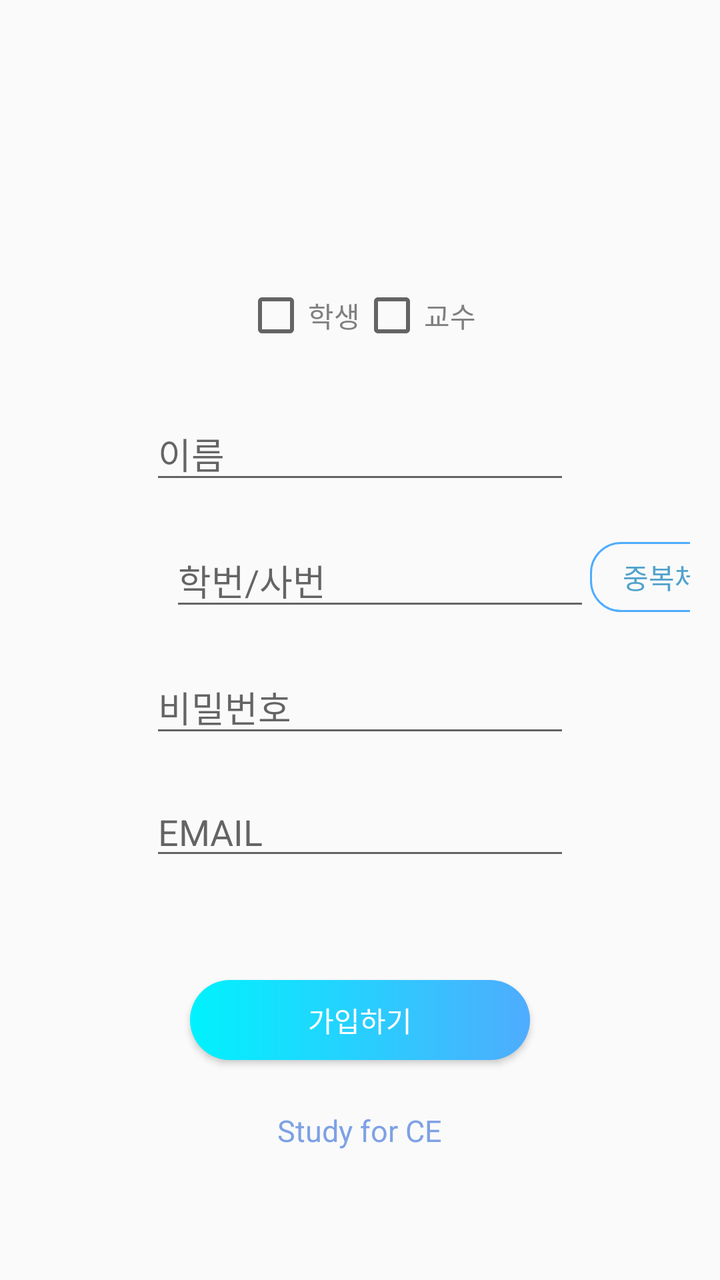
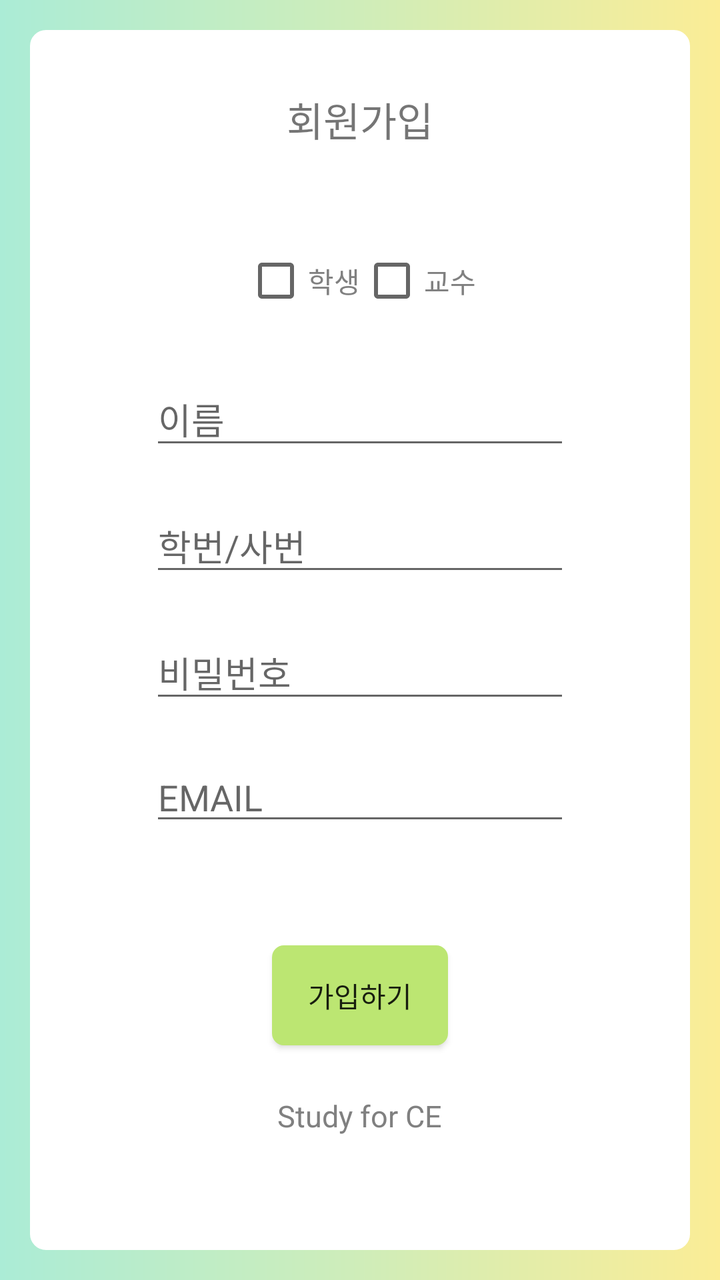

Two renders of the same Android screen: before a commit and after it. Below are the layout's source before the change and the commit's diff.
<!-- AndroidManifest.xml: application theme Theme.AppCompat.Light.DarkActionBar -->
<!-- res/layout/activity_sign.xml -->
<?xml version="1.0" encoding="utf-8"?>
<LinearLayout xmlns:android="http://schemas.android.com/apk/res/android"
    android:layout_width="match_parent"
    android:layout_height="match_parent"
    xmlns:tools="http://schemas.android.com/tools"
    android:layout_gravity="center"
    android:orientation="vertical"
    android:padding="15dp"
    tools:context=".Sign">

    <TextView
        android:layout_gravity="center"
        android:layout_width="wrap_content"
        android:layout_height="wrap_content"
        android:textSize="35sp"
        android:padding="10dp"
        android:layout_marginTop="20dp"
        android:layout_marginBottom="40dp"
        />


<LinearLayout
    android:layout_width="wrap_content"
    android:layout_height="wrap_content"
    android:layout_gravity="center"
    android:layout_marginBottom="30dp">
    <CheckBox
        android:id="@+id/chstu"
        android:textColor="#808080"
        android:layout_width="wrap_content"
        android:layout_height="wrap_content"
        android:text="학생"
        />
    <CheckBox
        android:id="@+id/chpro"
        android:textColor="#808080"
        android:layout_width="wrap_content"
        android:layout_height="wrap_content"
        android:text="교수"
        />
</LinearLayout>
    <EditText
        android:id="@+id/si_n"
        android:layout_width="wrap_content"
        android:layout_height="wrap_content"
        android:layout_gravity="center"
        android:layout_marginBottom="10dp"
        android:ems="10"
        android:hint="이름"
        android:inputType="textPersonName" /> //android:textcolor="#52a3cc"

    <LinearLayout
        android:layout_width="wrap_content"
        android:layout_height="wrap_content"
        android:layout_gravity="center"
        android:layout_marginLeft="40dp"
        android:layout_marginBottom="10dp"
        android:padding="10dp">

        <EditText
            android:id="@+id/si_id"
            android:layout_width="wrap_content"
            android:layout_height="wrap_content"
            android:layout_gravity="center"
            android:ems="10"
            android:hint="학번/사번"
            android:inputType="textPersonName" />

        <Button
            android:id="@+id/btn1_idc"
            android:layout_width="85dp"
            android:layout_height="35dp"
            android:layout_gravity="center"
            android:background="@drawable/btnbl"
            android:text="중복체크"
            android:textColor="#52a3cc" />
    </LinearLayout>

    <EditText
        android:layout_gravity="center"
        android:id="@+id/si_pw"
        android:layout_width="wrap_content"
        android:layout_height="wrap_content"
        android:ems="10"
        android:hint="비밀번호"
        android:inputType="textPassword"
        android:layout_marginBottom="20dp"

        />

    <EditText
        android:layout_gravity="center"
        android:id="@+id/si_email"
        android:layout_width="wrap_content"
        android:layout_height="wrap_content"
        android:ems="10"
        android:hint="EMAIL "
        android:inputType="textEmailAddress"
        android:layout_marginBottom="25dp"
        />


    <Button
        android:id="@+id/btn1_sign"
        android:layout_width="170dp"
        android:layout_height="40dp"
        android:layout_gravity="center"
        android:layout_marginTop="30dp"
        android:textColor="@color/white"
        android:background="@drawable/button_b"
        android:text="가입하기" />

   


    <TextView
        android:layout_gravity="center"
        android:layout_width="wrap_content"
        android:layout_height="wrap_content"
        android:text="Study for CE"

        android:textSize="15sp"
        android:padding="10dp"
        android:layout_marginTop="15dp"
        android:layout_marginBottom="20dp"
        android:textColor="#7ea1e5"
        />
</LinearLayout>
<!-- resources referenced by this layout -->
<resources>
  <color name="white">#FFFFFF</color>
  <!-- drawable btnbl (drawable) -->
  <?xml version="1.0" encoding="utf-8"?>
  <shape xmlns:android="http://schemas.android.com/apk/res/android">
  
      <solid android:color="#00ff0000"/>
  
      <stroke
          android:width="1dp"
          android:color="#4facfe"/>
      <corners
          android:topLeftRadius="15dp"
          android:topRightRadius="15dp"
          android:bottomLeftRadius="15dp"
          android:bottomRightRadius="15dp" />
  
  </shape>
  <!-- drawable button_b (drawable) -->
  <?xml version="1.0" encoding="utf-8"?>
  <shape xmlns:android="http://schemas.android.com/apk/res/android"
      android:padding="10dp"
      android:shape="rectangle">
      <gradient
          android:angle="0"
          android:startColor="#00f2fe"
          android:endColor="#4facfe"/>
      <corners
          android:bottomLeftRadius="25dp"
          android:bottomRightRadius="25dp"
          android:topLeftRadius="25dp"
          android:topRightRadius="25dp"/>
  
      
      
  
      
  </shape>
</resources>

<!-- the commit's change to res/layout/activity_sign.xml (unified diff, before → after) -->
@@ -6,14 +6,22 @@
     android:layout_gravity="center"
     android:orientation="vertical"
     android:padding="15dp"
+    android:background="@drawable/lay_back"
     tools:context=".Sign">
+
+    <LinearLayout
+        android:layout_width="match_parent"
+        android:layout_height="match_parent"
+        android:background="@drawable/border"
+        android:orientation="vertical">
 
     <TextView
         android:layout_gravity="center"
         android:layout_width="wrap_content"
         android:layout_height="wrap_content"
-        android:textSize="35sp"
+        android:textSize="20sp"
         android:padding="10dp"
+        android:text="회원가입"
         android:layout_marginTop="20dp"
         android:layout_marginBottom="40dp"
         />
@@ -53,7 +61,6 @@
         android:layout_width="wrap_content"
         android:layout_height="wrap_content"
         android:layout_gravity="center"
-        android:layout_marginLeft="40dp"
         android:layout_marginBottom="10dp"
         android:padding="10dp">
 
@@ -66,14 +73,7 @@
             android:hint="학번/사번"
             android:inputType="textPersonName" />
 
-        <Button
-            android:id="@+id/btn1_idc"
-            android:layout_width="85dp"
-            android:layout_height="35dp"
-            android:layout_gravity="center"
-            android:background="@drawable/btnbl"
-            android:text="중복체크"
-            android:textColor="#52a3cc" />
+
     </LinearLayout>
 
     <EditText
@@ -102,15 +102,12 @@
 
     <Button
         android:id="@+id/btn1_sign"
-        android:layout_width="170dp"
-        android:layout_height="40dp"
+        android:layout_width="wrap_content"
+        android:layout_height="50dp"
         android:layout_gravity="center"
         android:layout_marginTop="30dp"
-        android:textColor="@color/white"
-        android:background="@drawable/button_b"
+        android:background="@drawable/btn_ba"
         android:text="가입하기" />
-
-   
 
 
     <TextView
@@ -123,6 +120,7 @@
         android:padding="10dp"
         android:layout_marginTop="15dp"
         android:layout_marginBottom="20dp"
-        android:textColor="#7ea1e5"
+        android:textColor="#808080"
         />
+    </LinearLayout>
 </LinearLayout>
<!-- resource entries referenced after the edit -->
@@ -1,41 +1,47 @@
 <!-- resources referenced by this layout -->
 <resources>
-  <color name="white">#FFFFFF</color>
-  <!-- drawable btnbl (drawable) -->
+  <!-- drawable border (drawable) -->
+  <?xml version="1.0" encoding="utf-8"?>
+  <shape xmlns:android="http://schemas.android.com/apk/res/android">
+      android:padding="10dp"
+      android:shape="retangle">
+  
+      <stroke android:width="2dp"
+          android:color="@color/white"/>
+  
+      <solid android:color="#ffffff"/>
+      <corners
+          android:topRightRadius="7dp"
+          android:topLeftRadius="7dp"
+          android:bottomRightRadius="7dp"
+          android:bottomLeftRadius="7dp"/>
+  </shape>
+  <!-- drawable btn_ba (drawable) -->
   <?xml version="1.0" encoding="utf-8"?>
   <shape xmlns:android="http://schemas.android.com/apk/res/android">
   
-      <solid android:color="#00ff0000"/>
+      <solid android:color="#BCE672"/>
   
       <stroke
-          android:width="1dp"
-          android:color="#4facfe"/>
+          android:width="2dp"
+          android:color="#BCE672"/>
       <corners
-          android:topLeftRadius="15dp"
-          android:topRightRadius="15dp"
-          android:bottomLeftRadius="15dp"
-          android:bottomRightRadius="15dp" />
+          android:topLeftRadius="5dp"
+          android:topRightRadius="5dp"
+          android:bottomLeftRadius="5dp"
+          android:bottomRightRadius="5dp" />
   
   </shape>
-  <!-- drawable button_b (drawable) -->
+  <!-- drawable lay_back (drawable) -->
   <?xml version="1.0" encoding="utf-8"?>
-  <shape xmlns:android="http://schemas.android.com/apk/res/android"
-      android:padding="10dp"
-      android:shape="rectangle">
+  <shape xmlns:android="http://schemas.android.com/apk/res/android">
       <gradient
           android:angle="0"
-          android:startColor="#00f2fe"
-          android:endColor="#4facfe"/>
-      <corners
-          android:bottomLeftRadius="25dp"
-          android:bottomRightRadius="25dp"
-          android:topLeftRadius="25dp"
-          android:topRightRadius="25dp"/>
+          android:startColor="#abecd6"
+          android:centerColor="#cfedb9"
+          android:endColor="#fbed96"/>
   
-      
-      
-  
-      
   </shape>
+  <color name="white">#FFFFFF</color>
 </resources>
 
